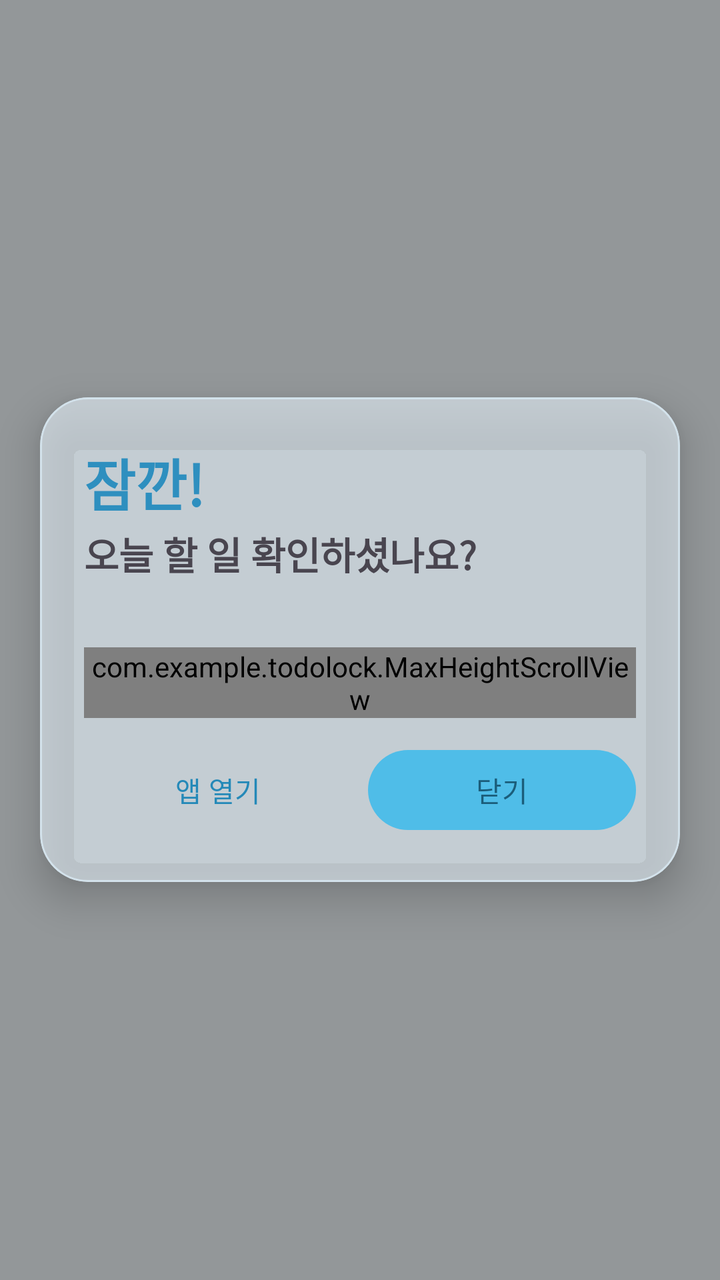
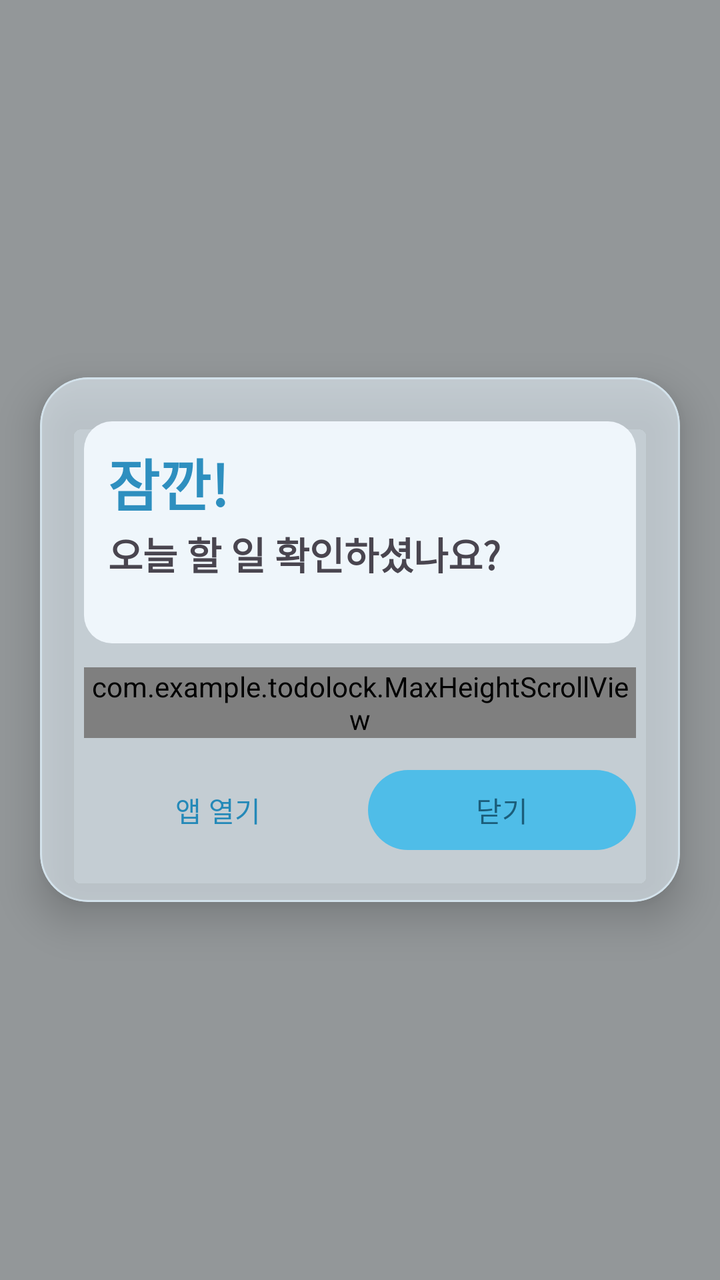

The first picture is an Android layout as it rendered before a commit; the second is the same layout after the commit. The layout source and the unified diff follow.
<!-- AndroidManifest.xml: application theme Theme.TodoLock -->
<!-- res/layout/activity_popup.xml -->
<?xml version="1.0" encoding="utf-8"?>
<FrameLayout xmlns:android="http://schemas.android.com/apk/res/android"
    xmlns:app="http://schemas.android.com/apk/res-auto"
    android:layout_width="match_parent"
    android:layout_height="match_parent">

    
    <View
        android:id="@+id/scrim"
        android:layout_width="match_parent"
        android:layout_height="match_parent"
        android:background="#66000000" />

    <com.google.android.material.card.MaterialCardView
        android:layout_width="match_parent"
        android:layout_height="wrap_content"
        android:layout_gravity="center"
        android:layout_marginStart="20dp"
        android:layout_marginEnd="20dp"
        android:layout_marginTop="48dp"
        android:layout_marginBottom="48dp"
        app:cardCornerRadius="24dp"
        app:cardElevation="12dp"
        app:cardBackgroundColor="@color/popup_card_bg"
        app:rippleColor="@android:color/transparent"
        android:clickable="true"
        android:focusable="false">

        <LinearLayout
            android:layout_width="match_parent"
            android:layout_height="wrap_content"
            android:orientation="vertical"
            android:padding="22dp">

            <TextView
                android:layout_width="match_parent"
                android:layout_height="wrap_content"
                android:text="잠깐!"
                android:textSize="28sp"
                android:textStyle="bold"
                android:textColor="@color/sky_heading" />

            <TextView
                android:layout_width="match_parent"
                android:layout_height="wrap_content"
                android:layout_marginTop="1dp"
                android:text="오늘 할 일 확인하셨나요?"
                android:textSize="19sp"
                android:textStyle="bold" />

            <TextView
                android:id="@+id/tvCount"
                android:layout_width="match_parent"
                android:layout_height="wrap_content"
                android:layout_marginTop="2dp"
                android:textSize="14sp"
                android:alpha="0.6" />

            
            <com.example.todolock.MaxHeightScrollView
                android:layout_width="match_parent"
                android:layout_height="wrap_content"
                android:layout_marginTop="12dp"
                android:clipToPadding="false"
                android:scrollbars="vertical"
                android:fadeScrollbars="false">

                <LinearLayout
                    android:id="@+id/container"
                    android:layout_width="match_parent"
                    android:layout_height="wrap_content"
                    android:orientation="vertical" />
            </com.example.todolock.MaxHeightScrollView>

            <LinearLayout
                android:layout_width="match_parent"
                android:layout_height="wrap_content"
                android:orientation="horizontal"
                android:layout_marginTop="12dp">

                <com.google.android.material.button.MaterialButton
                    android:id="@+id/btnOpenApp"
                    style="@style/Widget.Material3.Button.TextButton"
                    android:layout_width="0dp"
                    android:layout_height="wrap_content"
                    android:layout_weight="1"
                    android:text="앱 열기" />

                <com.google.android.material.button.MaterialButton
                    android:id="@+id/btnClose"
                    style="@style/Widget.TodoLock.Button.Sky"
                    android:layout_width="0dp"
                    android:layout_height="wrap_content"
                    android:layout_weight="1"
                    android:layout_marginStart="8dp"
                    android:text="닫기" />
            </LinearLayout>
        </LinearLayout>
    </com.google.android.material.card.MaterialCardView>
</FrameLayout>
<!-- resources referenced by this layout -->
<resources>
  <color name="popup_card_bg">#99EAF6FE</color>
  <color name="sky_heading">#2E8FBF</color>
  <style name="Widget.TodoLock.Button.Sky" parent="Widget.Material3.Button">
          <item name="backgroundTint">@color/sky_bright</item>
          <item name="android:textColor">@color/on_sky_bright</item>
          <item name="iconTint">@color/on_sky_bright</item>
          <item name="rippleColor">@color/on_sky_bright</item>
      </style>
  <color name="sky_bright">#4FBDE8</color>
  <color name="on_sky_bright">#1B5D7A</color>
  <color name="md_primary">#2489B8</color>
  <color name="md_on_primary">#FFFFFF</color>
  <color name="md_primary_container">#DCF2FE</color>
  <color name="md_on_primary_container">#1B5673</color>
  <color name="md_secondary">#4E616D</color>
  <color name="md_on_secondary">#FFFFFF</color>
  <color name="md_secondary_container">#D1E5F4</color>
  <color name="md_on_secondary_container">#0A1E28</color>
  <color name="md_tertiary">#5F5B7D</color>
  <color name="md_on_tertiary">#FFFFFF</color>
  <color name="md_tertiary_container">#E5DEFF</color>
  <color name="md_on_tertiary_container">#1B1736</color>
  <color name="md_error">#BA1A1A</color>
  <color name="md_on_error">#FFFFFF</color>
  <color name="md_error_container">#FFDAD6</color>
  <color name="md_on_error_container">#410002</color>
  <color name="md_background">#F4FBFF</color>
  <color name="md_on_background">#2C3A42</color>
  <color name="md_surface">#F4FBFF</color>
  <color name="md_on_surface">#2C3A42</color>
  <color name="md_surface_variant">#E3EEF5</color>
  <color name="md_on_surface_variant">#5A6B75</color>
  <color name="md_outline">#9BB0BC</color>
  <color name="md_outline_variant">#D3E2EB</color>
  <color name="md_inverse_surface">#2E3133</color>
  <color name="md_inverse_on_surface">#EFF1F3</color>
  <color name="md_inverse_primary">#83CFFF</color>
  <color name="md_surface_dim">#DDEBF4</color>
  <color name="md_surface_bright">#FBFDFF</color>
  <color name="md_surface_container_lowest">#FFFFFF</color>
  <color name="md_surface_container_low">#F9FCFF</color>
  <color name="md_surface_container">#EFF8FE</color>
  <color name="md_surface_container_high">#E7F4FD</color>
  <color name="md_surface_container_highest">#DEEFFB</color>
  <!-- unchanged entries left out for length: 1 -->
</resources>

<!-- the commit's change to res/layout/activity_popup.xml (unified diff, before → after) -->
@@ -32,29 +32,41 @@
             android:orientation="vertical"
             android:padding="22dp">
 
-            <TextView
+            
+            <LinearLayout
                 android:layout_width="match_parent"
                 android:layout_height="wrap_content"
-                android:text="잠깐!"
-                android:textSize="28sp"
-                android:textStyle="bold"
-                android:textColor="@color/sky_heading" />
+                android:orientation="vertical"
+                android:background="@drawable/popup_item_panel"
+                android:paddingStart="12dp"
+                android:paddingEnd="12dp"
+                android:paddingTop="10dp"
+                android:paddingBottom="10dp">
 
-            <TextView
-                android:layout_width="match_parent"
-                android:layout_height="wrap_content"
-                android:layout_marginTop="1dp"
-                android:text="오늘 할 일 확인하셨나요?"
-                android:textSize="19sp"
-                android:textStyle="bold" />
+                <TextView
+                    android:layout_width="match_parent"
+                    android:layout_height="wrap_content"
+                    android:text="잠깐!"
+                    android:textSize="28sp"
+                    android:textStyle="bold"
+                    android:textColor="@color/sky_heading" />
 
-            <TextView
-                android:id="@+id/tvCount"
-                android:layout_width="match_parent"
-                android:layout_height="wrap_content"
-                android:layout_marginTop="2dp"
-                android:textSize="14sp"
-                android:alpha="0.6" />
+                <TextView
+                    android:layout_width="match_parent"
+                    android:layout_height="wrap_content"
+                    android:layout_marginTop="1dp"
+                    android:text="오늘 할 일 확인하셨나요?"
+                    android:textSize="19sp"
+                    android:textStyle="bold" />
+
+                <TextView
+                    android:id="@+id/tvCount"
+                    android:layout_width="match_parent"
+                    android:layout_height="wrap_content"
+                    android:layout_marginTop="2dp"
+                    android:textSize="14sp"
+                    android:alpha="0.6" />
+            </LinearLayout>
 
             
             <com.example.todolock.MaxHeightScrollView
<!-- resource entries referenced after the edit -->
@@ -2,12 +2,20 @@
 <resources>
   <color name="popup_card_bg">#99EAF6FE</color>
   <color name="sky_heading">#2E8FBF</color>
+  <!-- drawable popup_item_panel (drawable) -->
+  <?xml version="1.0" encoding="utf-8"?>
+  <shape xmlns:android="http://schemas.android.com/apk/res/android"
+      android:shape="rectangle">
+      <solid android:color="@color/popup_item_bg" />
+      <corners android:radius="14dp" />
+  </shape>
   <style name="Widget.TodoLock.Button.Sky" parent="Widget.Material3.Button">
           <item name="backgroundTint">@color/sky_bright</item>
           <item name="android:textColor">@color/on_sky_bright</item>
           <item name="iconTint">@color/on_sky_bright</item>
           <item name="rippleColor">@color/on_sky_bright</item>
       </style>
+  <color name="popup_item_bg">#EBF4FAFF</color>
   <color name="sky_bright">#4FBDE8</color>
   <color name="on_sky_bright">#1B5D7A</color>
   <color name="md_primary">#2489B8</color>
